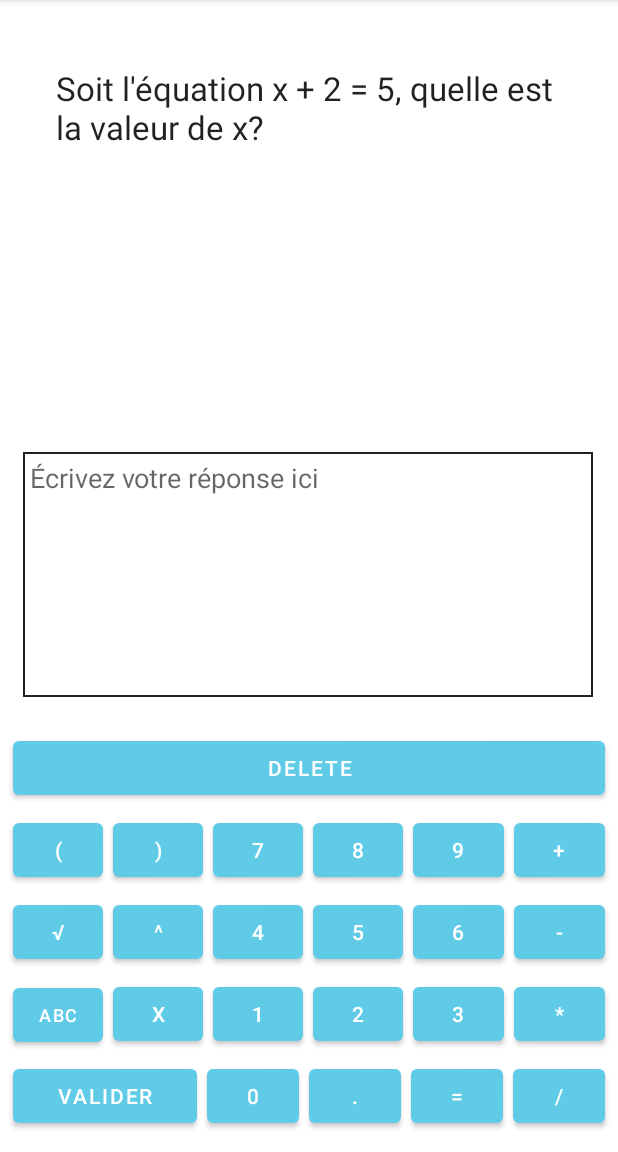
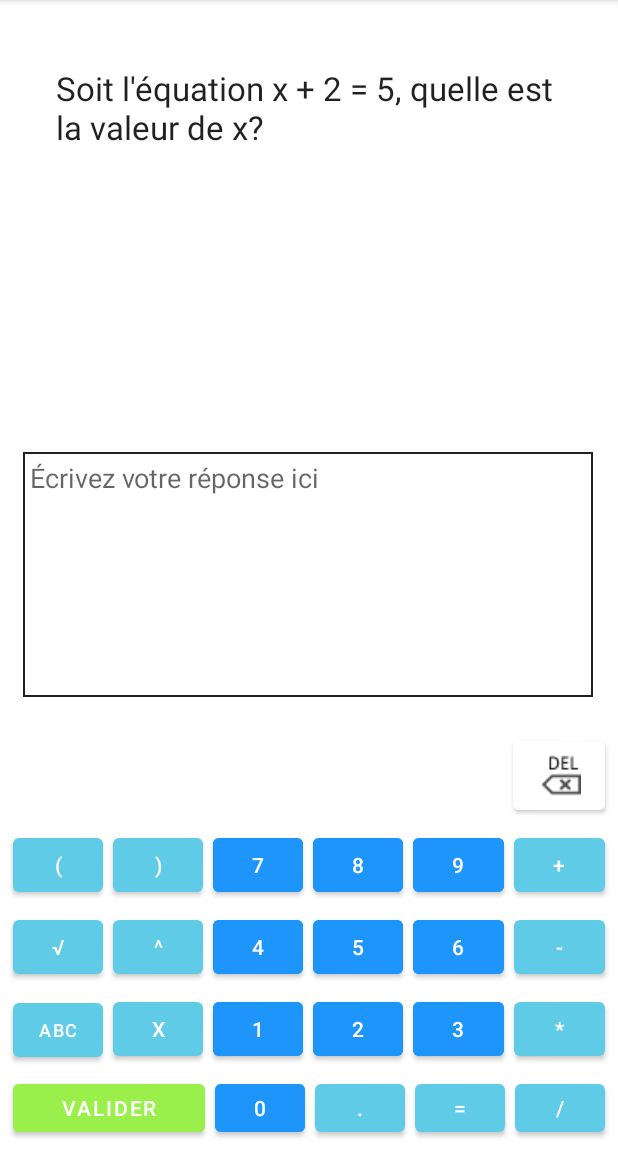
Before and after one commit to TheBoje/Gymaths, an Android app: the screen it shows after launch (ActivityExercices), on a phone screen of 412 x 824 dp, the part 84-1236 px from its top. Run offline under Robolectric (Android 15) with nearby library versions, the phone set to English and light mode, and no system bars.

Commit message:
Le clavier a maintenant des touches avec des groupes de couleurs

```diff
--- a/gymaths/app/src/main/java/com/example/gymaths/MyKeyboard.java
+++ b/gymaths/app/src/main/java/com/example/gymaths/MyKeyboard.java
@@ -1,6 +1,7 @@
 package com.example.gymaths;
 
 import android.content.Context;
+import android.graphics.Color;
 import android.text.TextUtils;
 import android.util.AttributeSet;
 import android.util.SparseArray;
--- a/gymaths/app/src/main/res/layout/keyboard.xml
+++ b/gymaths/app/src/main/res/layout/keyboard.xml
@@ -7,13 +7,39 @@
         android:layout_height="wrap_content"
         android:orientation="horizontal">
 
+        <TextView
+            android:layout_width="0dp"
+            android:layout_height="wrap_content"
+            android:layout_weight="1"/>
+
+        <TextView
+            android:layout_width="0dp"
+            android:layout_height="wrap_content"
+            android:layout_weight="1"/>
+
+        <TextView
+            android:layout_width="0dp"
+            android:layout_height="wrap_content"
+            android:layout_weight="1"/>
+
+        <TextView
+            android:layout_width="0dp"
+            android:layout_height="wrap_content"
+            android:layout_weight="1"/>
+
+        <TextView
+            android:layout_width="30dp"
+            android:layout_height="wrap_content"
+            android:layout_weight="1"/>
+
         <Button
+            android:backgroundTint="@color/white"
+            android:drawableRight="@drawable/sym_keyboard_delete_blackonwhite"
             android:id="@+id/button_delete"
             android:layout_width="0dp"
             android:layout_height="wrap_content"
-            android:layout_weight="6"
-            android:layout_margin="3dp"
-            android:text="Delete"/>
+            android:layout_weight="1"
+            android:layout_margin="3dp" />
 
     </LinearLayout>
 
@@ -39,6 +65,7 @@
             android:text=")"/>
 
         <Button
+            android:backgroundTint="@color/gymathsDarkBlue"
             android:id="@+id/button_7"
             android:layout_width="0dp"
             android:layout_height="wrap_content"
@@ -47,6 +74,7 @@
             android:text="7"/>
 
         <Button
+            android:backgroundTint="@color/gymathsDarkBlue"
             android:id="@+id/button_8"
             android:layout_width="0dp"
             android:layout_height="wrap_content"
@@ -55,6 +83,7 @@
             android:text="8"/>
 
         <Button
+            android:backgroundTint="@color/gymathsDarkBlue"
             android:id="@+id/button_9"
             android:layout_width="0dp"
             android:layout_height="wrap_content"
@@ -94,6 +123,7 @@
             android:text="^"/>
 
         <Button
+            android:backgroundTint="@color/gymathsDarkBlue"
             android:id="@+id/button_4"
             android:layout_width="0dp"
             android:layout_height="wrap_content"
@@ -102,6 +132,7 @@
             android:text="4"/>
 
         <Button
+            android:backgroundTint="@color/gymathsDarkBlue"
             android:id="@+id/button_5"
             android:layout_width="0dp"
             android:layout_height="wrap_content"
@@ -110,6 +141,7 @@
             android:text="5"/>
 
         <Button
+            android:backgroundTint="@color/gymathsDarkBlue"
             android:id="@+id/button_6"
             android:layout_width="0dp"
             android:layout_height="wrap_content"
@@ -150,6 +182,7 @@
             android:text="x"/>
 
         <Button
+            android:backgroundTint="@color/gymathsDarkBlue"
             android:id="@+id/button_1"
             android:layout_width="0dp"
             android:layout_height="wrap_content"
@@ -158,6 +191,7 @@
             android:text="1"/>
 
         <Button
+            android:backgroundTint="@color/gymathsDarkBlue"
             android:id="@+id/button_2"
             android:layout_width="0dp"
             android:layout_height="wrap_content"
@@ -166,6 +200,7 @@
             android:text="2"/>
 
         <Button
+            android:backgroundTint="@color/gymathsDarkBlue"
             android:id="@+id/button_3"
             android:layout_width="0dp"
             android:layout_height="wrap_content"
@@ -189,14 +224,16 @@
         android:orientation="horizontal">
 
         <Button
+            android:backgroundTint="@color/gymathsValidate"
             android:id="@+id/button_validate"
-            android:layout_width="0dp"
+            android:layout_width="8dp"
             android:layout_height="wrap_content"
             android:layout_weight="2"
             android:layout_margin="3dp"
             android:text="Valider"/>
 
         <Button
+            android:backgroundTint="@color/gymathsDarkBlue"
             android:id="@+id/button_0"
             android:layout_width="0dp"
             android:layout_height="wrap_content"
--- a/gymaths/app/src/main/res/values/colors.xml
+++ b/gymaths/app/src/main/res/values/colors.xml
@@ -2,9 +2,12 @@
 <resources>
     <color name="purple_200">#FFBB86FC</color>
     <color name="gymathsBlue">#60CBE7</color>
-    <color name="gymathsDarkBlue">#4FC8EA</color>
+    <!--<color name="gymathsDarkBlue">#4FC8EA</color>-->
+    <color name="gymathsDarkBlue">#1D95FB</color>
+    <color name="gymathsValidate">#9BEF4B</color>
     <color name="teal_200">#FF03DAC5</color>
     <color name="teal_700">#FF018786</color>
+
     <color name="black">#FF000000</color>
     <color name="white">#FFFFFFFF</color>
 
```
Also changed, not shown: gymaths/app/src/main/res/drawable/sym_keyboard_delete_blackonwhite.png (added).
